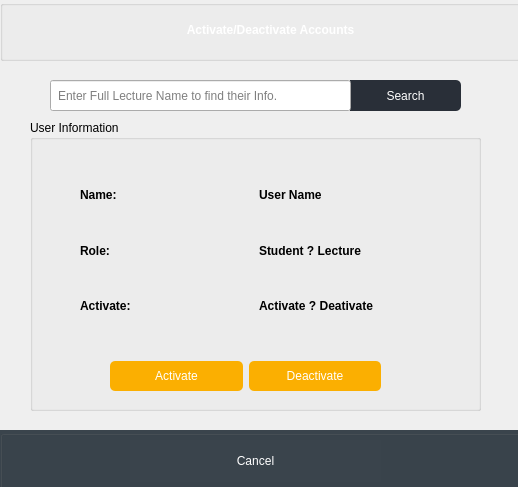
First picture: the form in SGS-FINAL-PROJECT/activate_deactivateuser.ui, repository 2013110993/SGS, before the edit.
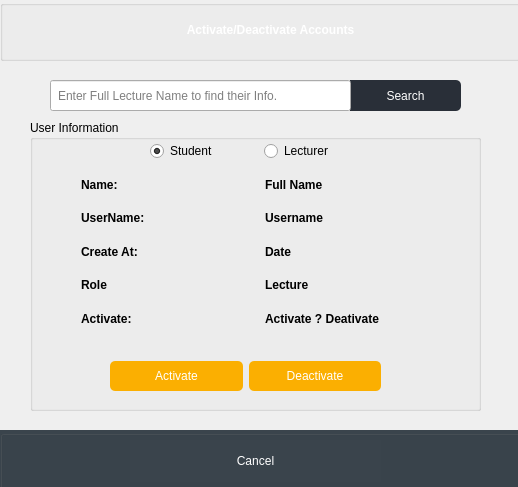
Second picture: the form after the edit. Icons and pictures are not drawn.

Commit message: working progress on the activate deactivate feature

```diff
--- a/SGS-FINAL-PROJECT/activate_deactivateuser.ui
+++ b/SGS-FINAL-PROJECT/activate_deactivateuser.ui
@@ -273,9 +273,38 @@
    <widget class="QWidget" name="layoutWidget_2">
     <property name="geometry">
      <rect>
-      <x>50</x>
-      <y>50</y>
-      <width>351</width>
+      <x>120</x>
+      <y>20</y>
+      <width>221</width>
+      <height>22</height>
+     </rect>
+    </property>
+    <layout class="QHBoxLayout" name="horizontalLayout_8">
+     <item>
+      <widget class="QRadioButton" name="studentRadioButton">
+       <property name="text">
+        <string>Student</string>
+       </property>
+       <property name="checked">
+        <bool>true</bool>
+       </property>
+      </widget>
+     </item>
+     <item>
+      <widget class="QRadioButton" name="lecturerRadioButton">
+       <property name="text">
+        <string>Lecturer</string>
+       </property>
+      </widget>
+     </item>
+    </layout>
+   </widget>
+   <widget class="QWidget" name="">
+    <property name="geometry">
+     <rect>
+      <x>51</x>
+      <y>51</y>
+      <width>361</width>
       <height>161</height>
      </rect>
     </property>
@@ -310,7 +339,7 @@
           <string notr="true">background-color:none;</string>
          </property>
          <property name="text">
-          <string>User Name</string>
+          <string>Full Name</string>
          </property>
         </widget>
        </item>
@@ -330,7 +359,7 @@
           <string notr="true">background-color:none;</string>
          </property>
          <property name="text">
-          <string>Role:</string>
+          <string>UserName: </string>
          </property>
         </widget>
        </item>
@@ -346,7 +375,7 @@
           <string notr="true">background-color:none;</string>
          </property>
          <property name="text">
-          <string>Student ? Lecture</string>
+          <string>Username</string>
          </property>
         </widget>
        </item>
@@ -354,6 +383,78 @@
      </item>
      <item>
       <layout class="QHBoxLayout" name="horizontalLayout_3">
+       <item>
+        <widget class="QLabel" name="createAt">
+         <property name="font">
+          <font>
+           <weight>75</weight>
+           <bold>true</bold>
+          </font>
+         </property>
+         <property name="styleSheet">
+          <string notr="true">background-color:none;</string>
+         </property>
+         <property name="text">
+          <string>Create At:</string>
+         </property>
+        </widget>
+       </item>
+       <item>
+        <widget class="QLabel" name="createAt_Label">
+         <property name="font">
+          <font>
+           <weight>75</weight>
+           <bold>true</bold>
+          </font>
+         </property>
+         <property name="styleSheet">
+          <string notr="true">background-color:none;</string>
+         </property>
+         <property name="text">
+          <string>Date</string>
+         </property>
+        </widget>
+       </item>
+      </layout>
+     </item>
+     <item>
+      <layout class="QHBoxLayout" name="horizontalLayout_6">
+       <item>
+        <widget class="QLabel" name="role">
+         <property name="font">
+          <font>
+           <weight>75</weight>
+           <bold>true</bold>
+          </font>
+         </property>
+         <property name="styleSheet">
+          <string notr="true">background-color:none;</string>
+         </property>
+         <property name="text">
+          <string>Role</string>
+         </property>
+        </widget>
+       </item>
+       <item>
+        <widget class="QLabel" name="role_2">
+         <property name="font">
+          <font>
+           <weight>75</weight>
+           <bold>true</bold>
+          </font>
+         </property>
+         <property name="styleSheet">
+          <string notr="true">background-color:none;</string>
+         </property>
+         <property name="text">
+          <string>Lecture</string>
+         </property>
+        </widget>
+       </item>
+      </layout>
+     </item>
+     <item>
+      <layout class="QHBoxLayout" name="horizontalLayout_7">
        <item>
         <widget class="QLabel" name="Activate">
          <property name="font">
```
Left out of the diff: 18 changed lines with no effect on the pictures. The commit also changes 5 other files.
